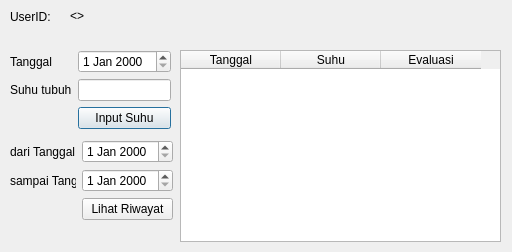
Qt form src/suhuTubuhMenu.ui (raihanastrada/rpl-sistem-corona) before a commit.
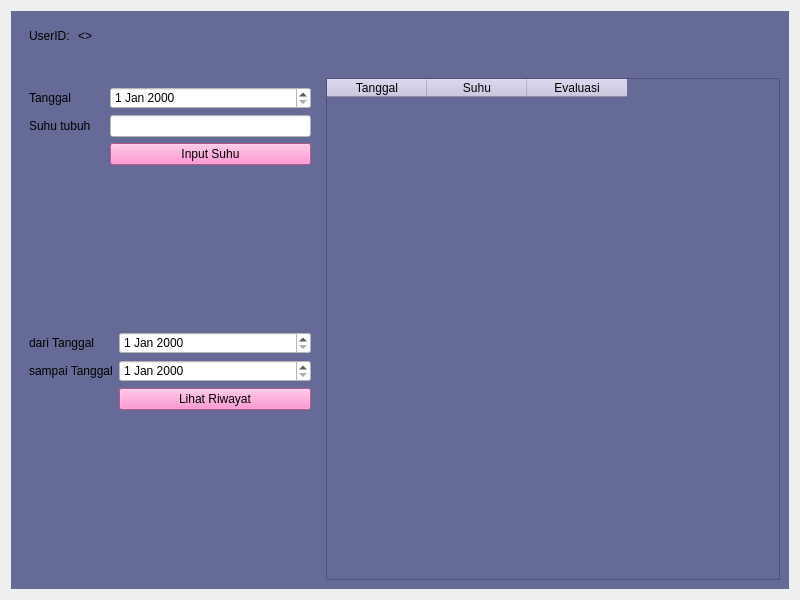
The same form after that commit.

```diff
--- a/src/suhuTubuhMenu.ui
+++ b/src/suhuTubuhMenu.ui
@@ -1,40 +1,102 @@
 <?xml version="1.0" encoding="UTF-8"?>
 <ui version="4.0">
- <class>Dialog</class>
- <widget class="QDialog" name="Dialog">
+ <class>Form</class>
+ <widget class="QWidget" name="Form">
   <property name="geometry">
    <rect>
     <x>0</x>
     <y>0</y>
-    <width>512</width>
-    <height>252</height>
+    <width>800</width>
+    <height>600</height>
    </rect>
   </property>
+  <property name="minimumSize">
+   <size>
+    <width>800</width>
+    <height>600</height>
+   </size>
+  </property>
   <property name="windowTitle">
    <string>Dialog</string>
   </property>
-  <widget class="QWidget" name="formLayoutWidget">
-   <property name="geometry">
-    <rect>
-     <x>10</x>
-     <y>50</y>
-     <width>161</width>
-     <height>80</height>
-    </rect>
-   </property>
+  <layout class="QGridLayout" name="gridLayout">
+   <item row="0" column="0">
+    <widget class="QWidget" name="widget" native="true">
+     <property name="styleSheet">
+      <string notr="true">background-color: #666a96;</string>
+     </property>
+     <layout class="QGridLayout" name="gridLayout_2">
+      <item row="0" column="0">
+       <widget class="QFrame" name="">
+        <property name="maximumSize">
+         <size>
+          <width>110</width>
+          <height>16777215</height>
+         </size>
+        </property>
+        <layout class="QHBoxLayout" name="horizontalLayout">
+         <item>
+          <widget class="QLabel" name="label">
+           <property name="text">
+            <string>UserID:</string>
+           </property>
+          </widget>
+         </item>
+         <item>
+          <widget class="QLabel" name="userid">
+           <property name="text">
+            <string>&lt;&lt;userid&gt;&gt;</string>
+           </property>
+          </widget>
+         </item>
+        </layout>
+       </widget>
+      </item>
+      <item row="1" column="0">
+       <widget class="QLabel" name="message">
+        <property name="text">
+         <string/>
+        </property>
+       </widget>
+      </item>
+      <item row="2" column="0">
+       <layout class="QHBoxLayout" name="horizontalLayout_2">
+        <item>
+         <widget class="QFrame" name="">
+          <property name="maximumSize">
+           <size>
+            <width>300</width>
+            <height>16777215</height>
+           </size>
+          </property>
+          <layout class="QVBoxLayout" name="verticalLayout">
+           <item>
    <layout class="QFormLayout" name="formLayout">
     <item row="1" column="0">
      <widget class="QLabel" name="inputSuhuLabel">
+               <property name="minimumSize">
+                <size>
+                 <width>75</width>
+                 <height>0</height>
+                </size>
+               </property>
       <property name="text">
        <string>Suhu tubuh</string>
       </property>
      </widget>
     </item>
     <item row="1" column="1">
-     <widget class="QLineEdit" name="inputSuhuLineEdit"/>
+              <widget class="QLineEdit" name="inputSuhuLineEdit">
+               <property name="styleSheet">
+                <string notr="true">background-color: rgb(255, 255, 255)</string>
+               </property>
+              </widget>
     </item>
     <item row="2" column="1">
      <widget class="QPushButton" name="submitSuhu">
+               <property name="styleSheet">
+                <string notr="true">background-color: #ff79c6</string>
+               </property>
       <property name="text">
        <string>Input Suhu</string>
       </property>
@@ -42,119 +104,111 @@
     </item>
     <item row="0" column="0">
      <widget class="QLabel" name="inputTanggalLabel">
+               <property name="minimumSize">
+                <size>
+                 <width>75</width>
+                 <height>0</height>
+                </size>
+               </property>
       <property name="text">
        <string>Tanggal</string>
       </property>
      </widget>
     </item>
     <item row="0" column="1">
-     <widget class="QDateEdit" name="inputTanggalDateEdit"/>
-    </item>
-   </layout>
-  </widget>
-  <widget class="QTableWidget" name="tableWidget">
-   <property name="geometry">
-    <rect>
-     <x>180</x>
-     <y>50</y>
-     <width>321</width>
-     <height>192</height>
-    </rect>
-   </property>
-   <column>
-    <property name="text">
-     <string>Tanggal</string>
-    </property>
-   </column>
-   <column>
-    <property name="text">
-     <string>Suhu</string>
-    </property>
-   </column>
-   <column>
-    <property name="text">
-     <string>Evaluasi</string>
-    </property>
-   </column>
-  </widget>
-  <widget class="QWidget" name="formLayoutWidget_2">
-   <property name="geometry">
-    <rect>
-     <x>10</x>
-     <y>140</y>
-     <width>163</width>
-     <height>80</height>
-    </rect>
-   </property>
+              <widget class="QDateEdit" name="inputTanggalDateEdit">
+               <property name="styleSheet">
+                <string notr="true">background-color: rgb(255, 255, 255)</string>
+               </property>
+              </widget>
+             </item>
+            </layout>
+           </item>
+           <item>
    <layout class="QFormLayout" name="formLayout_2">
     <item row="0" column="0">
      <widget class="QLabel" name="dariTanggalLabel">
+               <property name="minimumSize">
+                <size>
+                 <width>75</width>
+                 <height>0</height>
+                </size>
+               </property>
       <property name="text">
        <string>dari Tanggal</string>
       </property>
      </widget>
     </item>
     <item row="0" column="1">
-     <widget class="QDateEdit" name="dariTanggalDateEdit"/>
+              <widget class="QDateEdit" name="dariTanggalDateEdit">
+               <property name="styleSheet">
+                <string notr="true">background-color: rgb(255, 255, 255)</string>
+               </property>
+              </widget>
     </item>
     <item row="1" column="0">
      <widget class="QLabel" name="sampaiTanggalLabel">
+               <property name="minimumSize">
+                <size>
+                 <width>75</width>
+                 <height>0</height>
+                </size>
+               </property>
       <property name="text">
        <string>sampai Tanggal</string>
       </property>
      </widget>
     </item>
     <item row="1" column="1">
-     <widget class="QDateEdit" name="sampaiTanggalDateEdit"/>
+              <widget class="QDateEdit" name="sampaiTanggalDateEdit">
+               <property name="styleSheet">
+                <string notr="true">background-color: rgb(255, 255, 255)</string>
+               </property>
+              </widget>
     </item>
     <item row="2" column="1">
      <widget class="QPushButton" name="lihatRiwayat">
+               <property name="styleSheet">
+                <string notr="true">background-color: #ff79c6</string>
+               </property>
       <property name="text">
        <string>Lihat Riwayat</string>
       </property>
      </widget>
     </item>
    </layout>
-  </widget>
-  <widget class="QLabel" name="label">
-   <property name="geometry">
-    <rect>
-     <x>10</x>
-     <y>10</y>
-     <width>47</width>
-     <height>13</height>
-    </rect>
-   </property>
+           </item>
+          </layout>
+         </widget>
+        </item>
+        <item>
+         <widget class="QTableWidget" name="tableWidget">
+          <property name="styleSheet">
+           <string notr="true">QHeaderView::section { background-color:#cbc3e3 }</string>
+          </property>
+          <column>
    <property name="text">
-    <string>UserID:</string>
-   </property>
-  </widget>
-  <widget class="QLabel" name="userid">
-   <property name="geometry">
-    <rect>
-     <x>70</x>
-     <y>6</y>
-     <width>81</width>
-     <height>20</height>
-    </rect>
-   </property>
+            <string>Tanggal</string>
+           </property>
+          </column>
+          <column>
    <property name="text">
-    <string>&lt;&lt;userid&gt;&gt;</string>
-   </property>
-  </widget>
-  <widget class="QLabel" name="message">
-   <property name="geometry">
-    <rect>
-     <x>10</x>
-     <y>30</y>
-     <width>491</width>
-     <height>16</height>
-    </rect>
-   </property>
+            <string>Suhu</string>
+           </property>
+          </column>
+          <column>
    <property name="text">
-    <string/>
-   </property>
-  </widget>
+            <string>Evaluasi</string>
+           </property>
+          </column>
+         </widget>
+        </item>
+       </layout>
+      </item>
+     </layout>
+    </widget>
+   </item>
+  </layout>
  </widget>
  <resources/>
  <connections/>
```
Left out of the diff: 2 changed lines with no effect on the pictures. Lines whose indentation alone changed are shown as unchanged.
